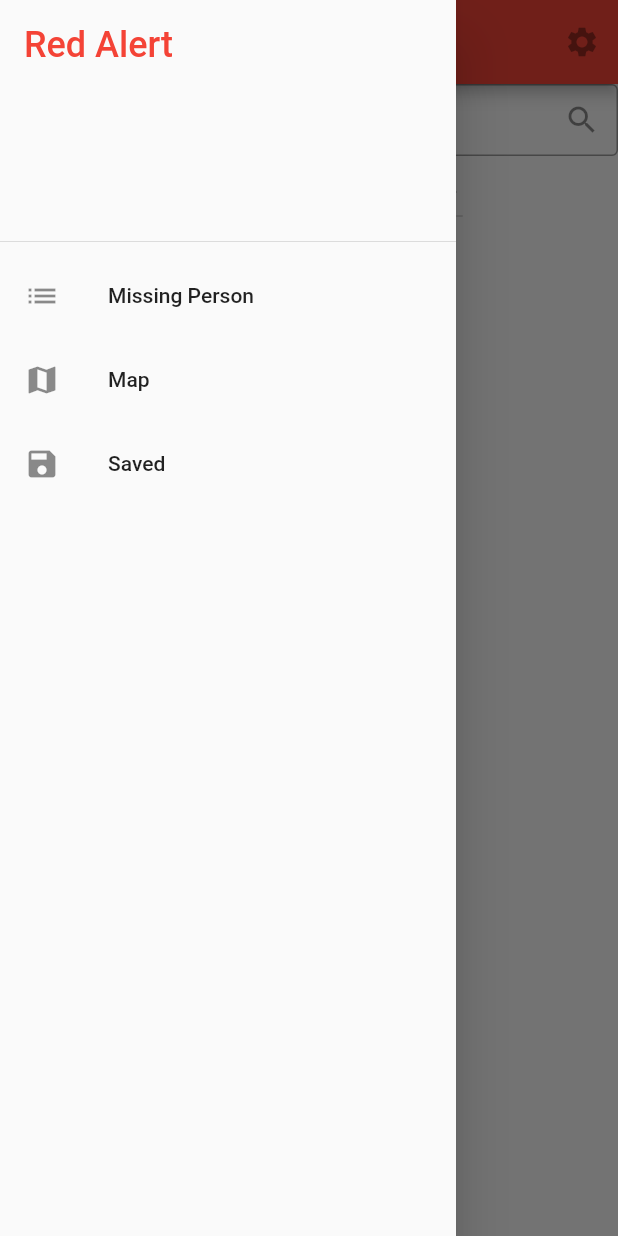
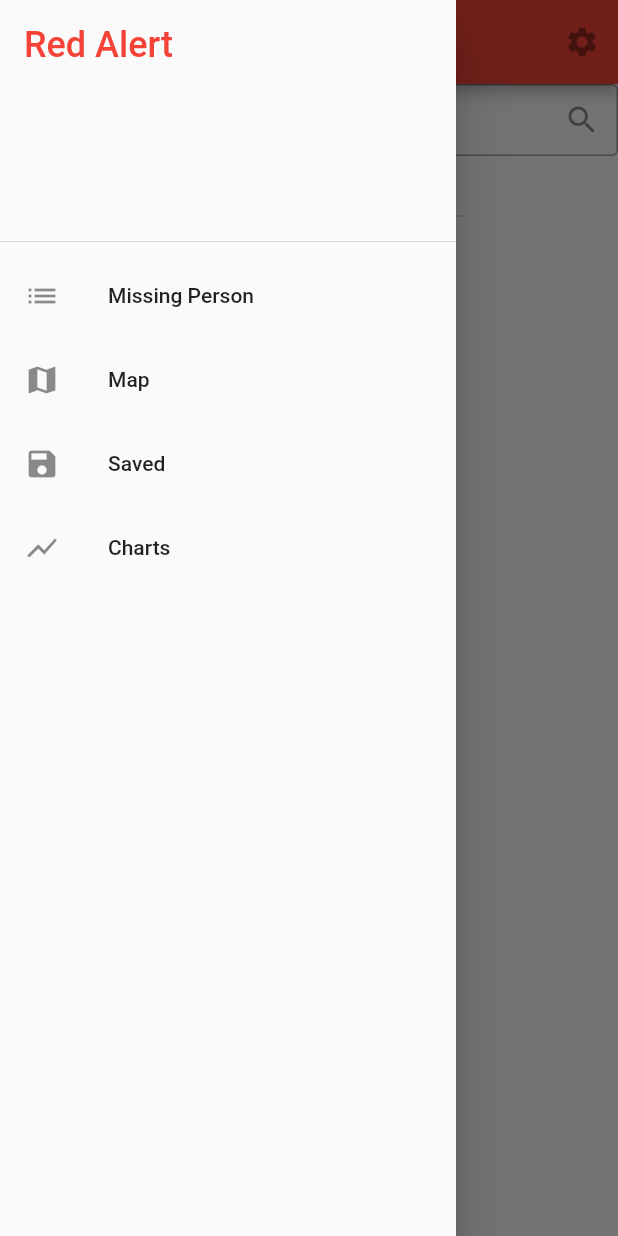
Before and after one commit to pandaandbun/Flutter-RedAlert, a Flutter app: the screen it shows after launch, with the side drawer open, on a phone screen of 412 x 824 dp. Run offline on Flutter 3.47's test engine with Material 2 defaults, Android fonts, the phone set to English and light mode, and no system bars; our stand-ins replace charts_flutter.

Commit message:
Added chart screen and selector

```diff
--- a/lib/drawer.dart
+++ b/lib/drawer.dart
@@ -47,6 +47,18 @@ class DrawerMenu extends StatelessWidget {
                 Navigator.pushReplacementNamed(context, '/saved');
               }
             }),
+        ListTile(
+            leading: Icon(Icons.show_chart),
+            title: Text('Charts'),
+            onTap: () {
+              if (currentRoute == '/charts') {
+                Navigator.pop(context);
+              } else if (currentRoute == '/') {
+                Navigator.pushNamed(context, '/charts');
+              } else {
+                Navigator.pushReplacementNamed(context, '/charts');
+              }
+            }),
       ]),
     );
   }
--- a/lib/main.dart
+++ b/lib/main.dart
@@ -2,6 +2,7 @@ import 'package:flutter/material.dart';
 import 'Missing Person/missing_person_screen.dart';
 import 'Map/map_screen.dart';
 import 'Saved/saved_person_screen.dart';
+import 'Charts/charts_screen.dart';
 
 void main() => runApp(MyApp());
 
@@ -17,6 +18,7 @@ class MyApp extends StatelessWidget {
         '/': (context) => MissingPerson(),
         '/map': (context) => MapView(),
         '/saved': (context) => SavedPerson(),
+        '/charts':(context) => Charts(),
       },
     );
   }
--- a/pubspec.yaml
+++ b/pubspec.yaml
@@ -10,6 +10,8 @@ dependencies:
   flutter:
     sdk: flutter
   cupertino_icons: ^0.1.3
+  charts_flutter: ^0.9.0
+
 
 dev_dependencies:
   flutter_test:
```
Also changed, not shown: lib/Charts/chart_selector.dart (added, +37 -0 lines), lib/Charts/charts_screen.dart (added, +21 -0 lines).
